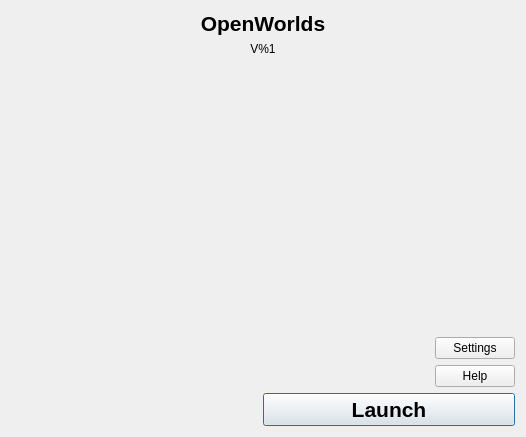
The window that launcher/openworldslauncher.ui (NexusTools/OpenWorlds) describes before a commit, drawn with Qt 5.
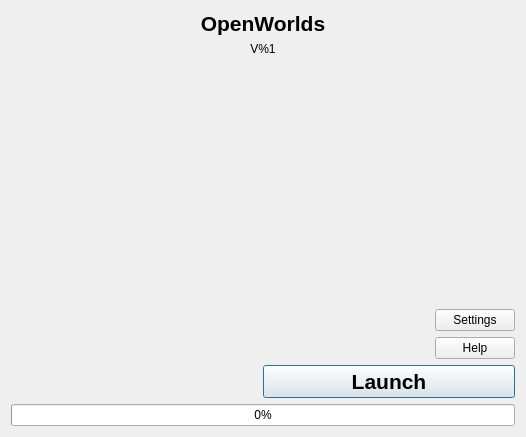
The same window after the commit.

```diff
--- a/launcher/openworldslauncher.ui
+++ b/launcher/openworldslauncher.ui
@@ -128,6 +128,13 @@
       </item>
      </layout>
     </item>
+    <item>
+     <widget class="QProgressBar" name="progressBar">
+      <property name="value">
+       <number>0</number>
+      </property>
+     </widget>
+    </item>
    </layout>
   </widget>
   <widget class="QMenuBar" name="menuBar">
```
